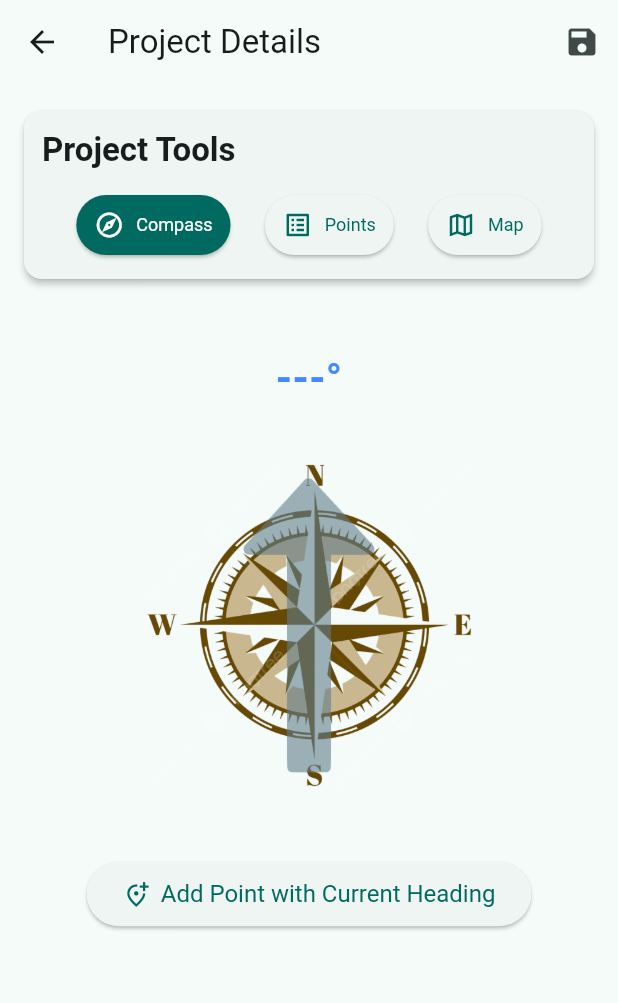
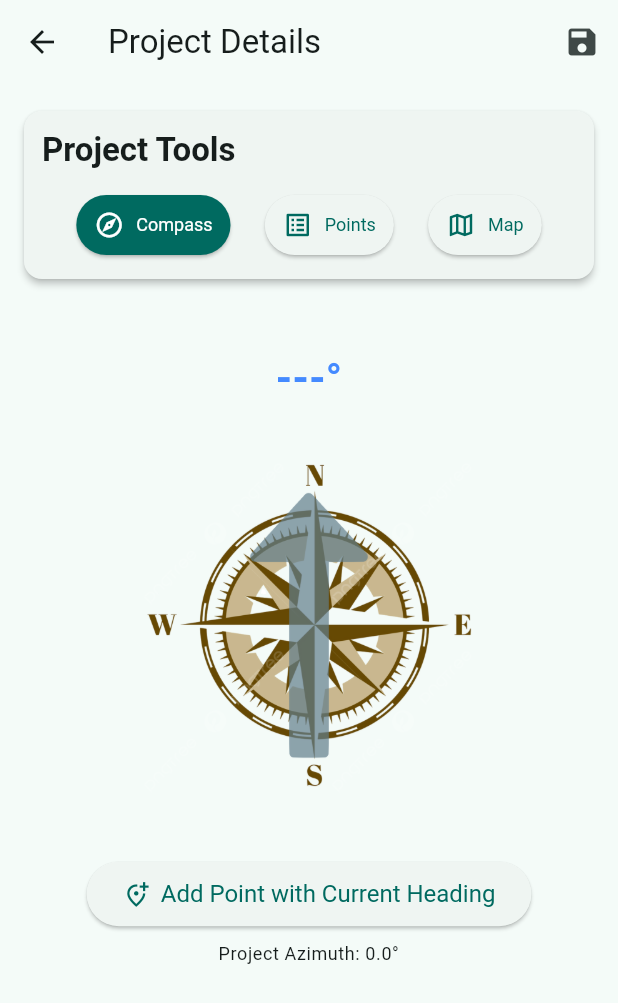
Before and after one commit to jlbbooks/Teleferika, a Flutter app: the ProjectDetailsPage screen opened directly with empty values, after a tap on "Compass", on a phone screen of 412 x 824 dp. Shown: the top 1003 px of the screen. Run offline on Flutter 3.47's test engine with Material 3 defaults, Android fonts, the phone set to English and light mode, and no system bars; our stand-ins replace flutter_compass, geolocator, package_info_plus, permission_handler, sqflite; accounts and stored records are empty.

Commit message:
feat: Display Project Azimuth in Compass View
The `CompassToolView` now displays the project's azimuth.

- A new private method `_buildProjectAzimuthText` is introduced to construct the display text for the project azimuth.
    - If the project has a calculated azimuth, it displays "Project Azimuth: [value]°".
    - If the azimuth is not set and the project lacks a starting or ending point, it displays "Project Azimuth: (Requires at least 2 points)" in orange.
    - If the azimuth is not set but points might exist, it displays "Project Azimuth: Not yet calculated" in grey.
- The output of `_buildProjectAzimuthText` is added below the "Add Point" button.
- The size of the project azimuth direction arrow image (`assets/images/direction_arrow.png`) has been reduced from 200x200 to 180x180.
- The opacity of the project azimuth direction arrow has been increased slightly (from 0.6 to 0.7 alpha).

```diff
--- a/lib/compass_tool_view.dart
+++ b/lib/compass_tool_view.dart
@@ -108,6 +108,44 @@ class _CompassToolViewState extends State<CompassToolView> {
     }
   }
 
+  Widget _buildProjectAzimuthText() {
+    String azimuthText;
+    Color textColor =
+        Theme.of(context).textTheme.bodySmall?.color ?? Colors.black;
+    bool hasCalculatedAzimuth = widget.project.azimuth != null;
+
+    if (hasCalculatedAzimuth) {
+      azimuthText =
+          'Project Azimuth: ${widget.project.azimuth!.toStringAsFixed(1)}°';
+    } else {
+      // Inferring message based on null azimuth.
+      // The actual check for 2 points for calculation happens elsewhere (e.g. ProjectDetailsPage)
+      if (widget.project.startingPointId == null ||
+          widget.project.endingPointId == null) {
+        azimuthText = 'Project Azimuth: (Requires at least 2 points)';
+        textColor = Colors.orange.shade700;
+      } else {
+        // This case might mean calculation hasn't been explicitly triggered yet
+        // or resulted in null for other reasons.
+        azimuthText = 'Project Azimuth: Not yet calculated';
+        textColor = Colors.grey.shade600;
+      }
+    }
+
+    return Padding(
+      padding: const EdgeInsets.only(
+        top: 8.0,
+      ), // Add some spacing from the coordinates
+      child: Text(
+        azimuthText,
+        style: Theme.of(
+          context,
+        ).textTheme.bodySmall?.copyWith(color: textColor),
+        textAlign: TextAlign.center,
+      ),
+    );
+  }
+
   @override
   Widget build(BuildContext context) {
     if (!_hasPermissions) {
@@ -207,10 +245,10 @@ class _CompassToolViewState extends State<CompassToolView> {
                         (projectAzimuthArrowRotationDegrees * (math.pi / 180)),
                     child: Image.asset(
                       'assets/images/direction_arrow.png',
-                      width: 200, // Adjust size to be smaller than compass rose
-                      height: 200,
+                      width: 180, // Adjust size to be smaller than compass rose
+                      height: 180,
                       color: Colors.blueGrey.withAlpha(
-                        (0.6 * 255).round(),
+                        (0.7 * 255).round(),
                       ), // Optional: color the arrow
                     ),
                   ),
@@ -234,6 +272,7 @@ class _CompassToolViewState extends State<CompassToolView> {
             ),
             onPressed: _handleAddPointPressed,
           ),
+          _buildProjectAzimuthText(),
         ],
       ),
     );
```
